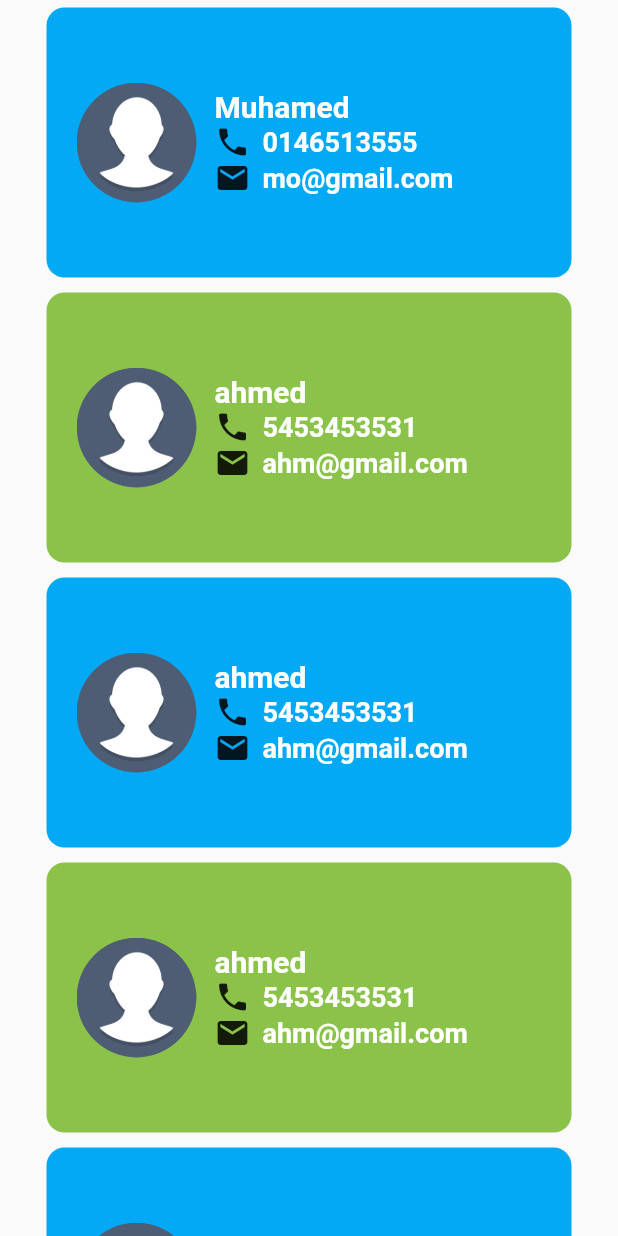
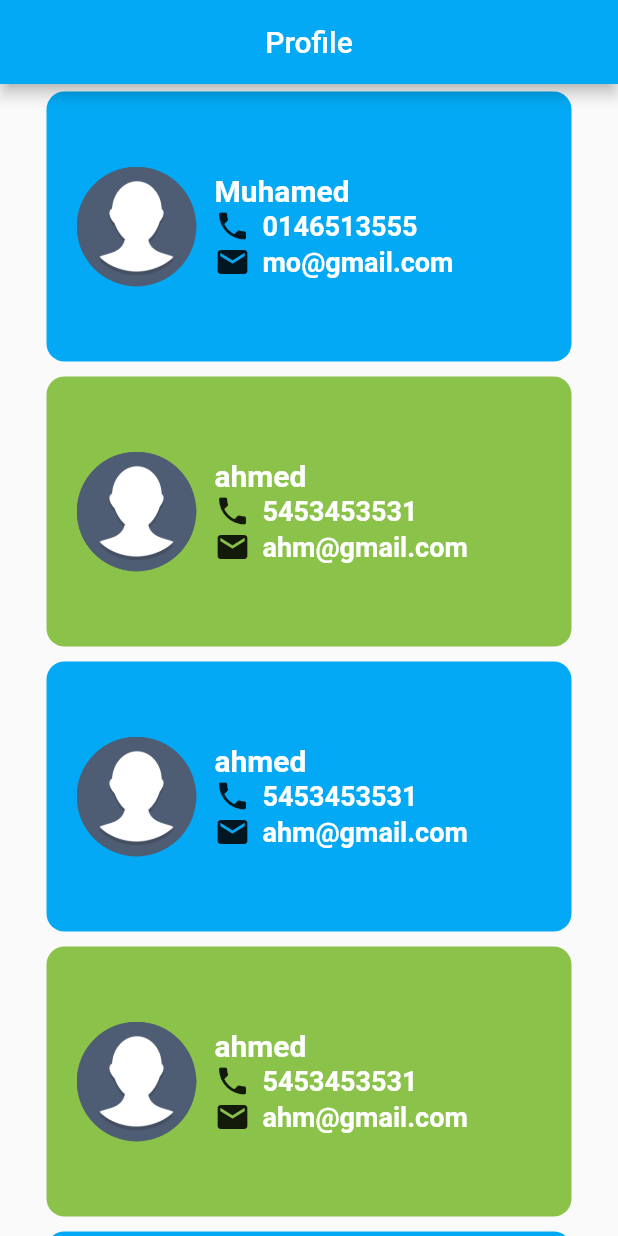
Before and after one commit to MostafaAmin0/FlutterCourse, a Flutter app: the screen it shows after launch, on a phone screen of 412 x 824 dp. Run offline on Flutter 3.47's test engine with Material 2 defaults, Android fonts, the phone set to English and light mode, and no system bars.

Commit message:
start of lab 6

```diff
--- a/lib/Screens/contact_list_screen.dart
+++ b/lib/Screens/contact_list_screen.dart
@@ -8,8 +8,7 @@ class ContactListScreen extends StatelessWidget {
 
   @override
   Widget build(BuildContext context) {
-    return Scaffold(
-      body: ListView.builder(
+    return ListView.builder(
       itemCount: MyContacts.contacts.length,
       itemBuilder: (context, index) {
         return ContactCardWidget(
@@ -19,7 +18,6 @@ class ContactListScreen extends StatelessWidget {
           color: index.isEven ? Colors.lightBlue : Colors.lightGreen,
         );
       },
-      ),
     );
   }
 }
--- a/lib/main.dart
+++ b/lib/main.dart
@@ -1,5 +1,4 @@
 import 'package:flutter/material.dart';
-import 'package:lab_g2/Screens/contact_list_screen.dart';
 import 'package:lab_g2/Screens/home_screen.dart';
 
 void main() => runApp(const MyApp());
@@ -10,7 +9,7 @@ class MyApp extends StatelessWidget {
   @override
   Widget build(BuildContext context) {
     return const MaterialApp(
-      home: ContactListScreen(),
+      home: HomeScreen(),
     );
   }
 }
```
Also changed, not shown: lib/Screens/home_screen.dart (+4 -34 lines). Lines whose indentation alone changed are shown as unchanged.
